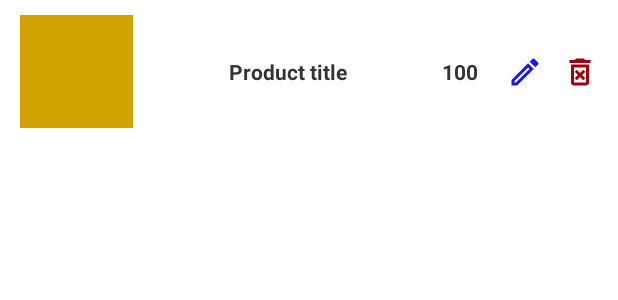
After one commit to Sayyed-Abrar-Akhtar/E-commerce-clothing-app, an Android app: the layout cart_layout.xml on its own in the app's theme, with its tools: preview values and no code run, on a phone screen of 412 x 824 dp. The commit adds this screen. Shown: the top 300 px of the screen. Run offline under Robolectric (Android 15) with nearby library versions, the phone set to English and light mode, and no system bars.

Commit message:
Added cart activity and created cart layout for recycler view

```diff
--- a/app/src/main/AndroidManifest.xml
+++ b/app/src/main/AndroidManifest.xml
@@ -21,7 +21,7 @@
         android:supportsRtl="true"
         android:theme="@style/Theme.OnlineClothingApplication"
         android:usesCleartextTraffic="true">
-
+        <activity android:name=".ui.CartActivity"></activity>
         <!--
              The API key for Google Maps-based APIs is defined as a string resource.
              (See the file "res/values/google_maps_api.xml").
@@ -49,9 +49,7 @@
             </intent-filter>
         </activity>
         <activity android:name=".ui.LoginActivity" />
-        <activity android:name=".ui.ProductDetailActivity">
-
-        </activity>
+        <activity android:name=".ui.ProductDetailActivity"></activity>
     </application>
 
 </manifest>
--- /dev/null
+++ b/app/src/main/res/drawable/icon_delete.xml
@@ -0,0 +1,5 @@
+<vector android:height="24dp" android:tint="#9F0009"
+    android:viewportHeight="24" android:viewportWidth="24"
+    android:width="24dp" xmlns:android="http://schemas.android.com/apk/res/android">
+    <path android:fillColor="@android:color/white" android:pathData="M14.12,10.47L12,12.59l-2.13,-2.12 -1.41,1.41L10.59,14l-2.12,2.12 1.41,1.41L12,15.41l2.12,2.12 1.41,-1.41L13.41,14l2.12,-2.12zM15.5,4l-1,-1h-5l-1,1H5v2h14V4zM6,19c0,1.1 0.9,2 2,2h8c1.1,0 2,-0.9 2,-2V7H6v12zM8,9h8v10H8V9z"/>
+</vector>
--- /dev/null
+++ b/app/src/main/res/drawable/icon_edit.xml
@@ -0,0 +1,5 @@
+<vector android:height="24dp" android:tint="#1B16F0"
+    android:viewportHeight="24" android:viewportWidth="24"
+    android:width="24dp" xmlns:android="http://schemas.android.com/apk/res/android">
+    <path android:fillColor="@android:color/white" android:pathData="M14.06,9.02l0.92,0.92L5.92,19L5,19v-0.92l9.06,-9.06M17.66,3c-0.25,0 -0.51,0.1 -0.7,0.29l-1.83,1.83 3.75,3.75 1.83,-1.83c0.39,-0.39 0.39,-1.02 0,-1.41l-2.34,-2.34c-0.2,-0.2 -0.45,-0.29 -0.71,-0.29zM14.06,6.19L3,17.25L3,21h3.75L17.81,9.94l-3.75,-3.75z"/>
+</vector>
--- /dev/null
+++ b/app/src/main/res/layout/cart_layout.xml
@@ -0,0 +1,73 @@
+<?xml version="1.0" encoding="utf-8"?>
+<androidx.constraintlayout.widget.ConstraintLayout xmlns:android="http://schemas.android.com/apk/res/android"
+    xmlns:app="http://schemas.android.com/apk/res-auto"
+    xmlns:tools="http://schemas.android.com/tools"
+    android:layout_width="match_parent"
+    android:layout_height="wrap_content"
+    android:layout_marginTop="10dp"
+    android:layout_marginBottom="10dp"
+    android:saveEnabled="false">
+
+    <ImageView
+        android:id="@+id/imgItem"
+        android:layout_width="75dp"
+        android:layout_height="75dp"
+        android:scaleType="centerCrop"
+        android:src="@drawable/png_src"
+        app:layout_constraintBottom_toBottomOf="parent"
+        app:layout_constraintEnd_toStartOf="@+id/tvItemName"
+        app:layout_constraintHorizontal_bias="0.5"
+        app:layout_constraintStart_toStartOf="parent"
+        app:layout_constraintTop_toTopOf="parent" />
+
+    <TextView
+        android:id="@+id/tvItemName"
+        android:layout_width="180dp"
+        android:layout_height="wrap_content"
+        android:gravity="center"
+        android:text="Product title"
+        android:textColor="#333"
+        android:textStyle="bold"
+        app:layout_constraintBottom_toBottomOf="parent"
+        app:layout_constraintEnd_toStartOf="@+id/tvItemQty"
+        app:layout_constraintHorizontal_bias="0.5"
+        app:layout_constraintStart_toEndOf="@+id/imgItem"
+        app:layout_constraintTop_toTopOf="parent" />
+
+    <TextView
+        android:id="@+id/tvItemQty"
+        android:layout_width="30dp"
+        android:layout_height="wrap_content"
+        android:text="100"
+        android:textColor="#333"
+        android:textStyle="bold"
+        app:layout_constraintBottom_toBottomOf="parent"
+        app:layout_constraintEnd_toStartOf="@+id/ivItemEdit"
+        app:layout_constraintHorizontal_bias="0.5"
+        app:layout_constraintStart_toEndOf="@+id/tvItemName"
+        app:layout_constraintTop_toTopOf="parent" />
+
+    <ImageView
+        android:id="@+id/ivItemEdit"
+        android:layout_width="wrap_content"
+        android:layout_height="wrap_content"
+        android:src="@drawable/icon_edit"
+        app:layout_constraintBottom_toBottomOf="parent"
+        app:layout_constraintEnd_toStartOf="@+id/ivItemDelete"
+        app:layout_constraintHorizontal_bias="0.5"
+        app:layout_constraintStart_toEndOf="@+id/tvItemQty"
+        app:layout_constraintTop_toTopOf="parent" />
+
+    <ImageView
+        android:id="@+id/ivItemDelete"
+        android:layout_width="wrap_content"
+        android:layout_height="wrap_content"
+        android:src="@drawable/icon_delete"
+        app:layout_constraintBottom_toBottomOf="parent"
+        app:layout_constraintEnd_toEndOf="parent"
+        app:layout_constraintHorizontal_bias="0.5"
+        app:layout_constraintStart_toEndOf="@+id/ivItemEdit"
+        app:layout_constraintTop_toTopOf="parent" />
+
+
+</androidx.constraintlayout.widget.ConstraintLayout>
--- a/app/src/main/res/values/strings.xml
+++ b/app/src/main/res/values/strings.xml
@@ -28,4 +28,5 @@
     <string name="quantity">Quantity</string>
     <string name="brand">Brand</string>
     <string name="reviews"><u>Reviews &#x261F;</u></string>
+    <string name="items_in_your_cart">Items in your cart</string>
 </resources>
```
Also changed, not shown: app/src/main/java/com/sayyed/onlineclothingapplication/ui/CartActivity.kt (added, +12 -0 lines), app/src/main/res/layout/activity_cart.xml (added, +76 -0 lines).
